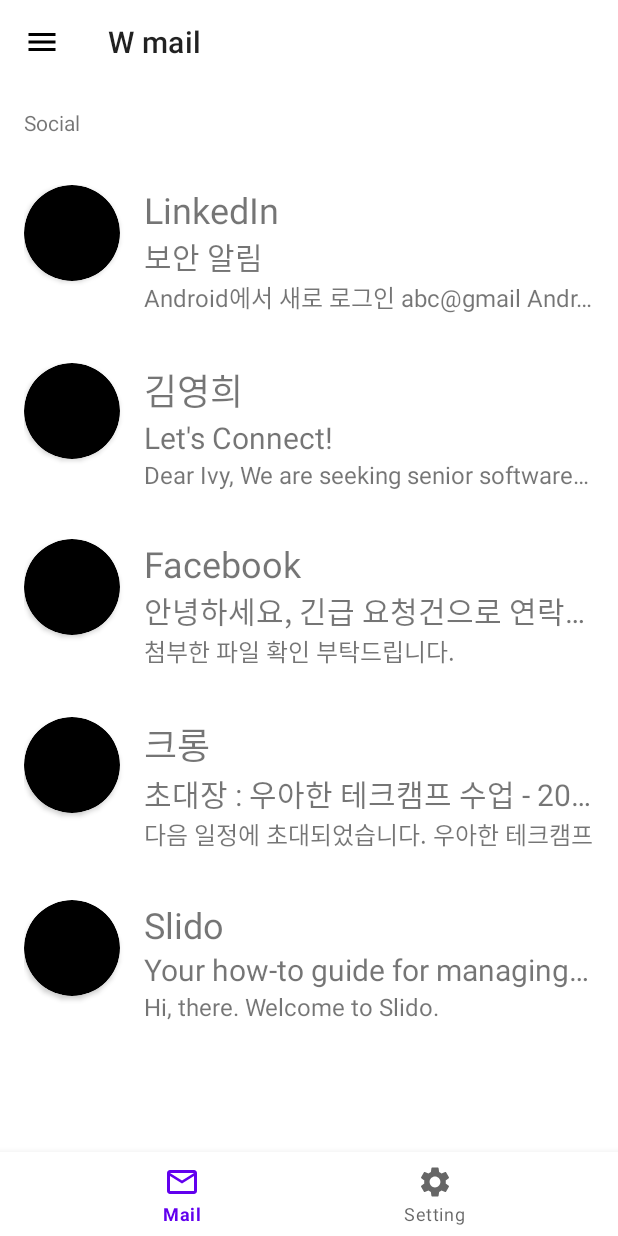
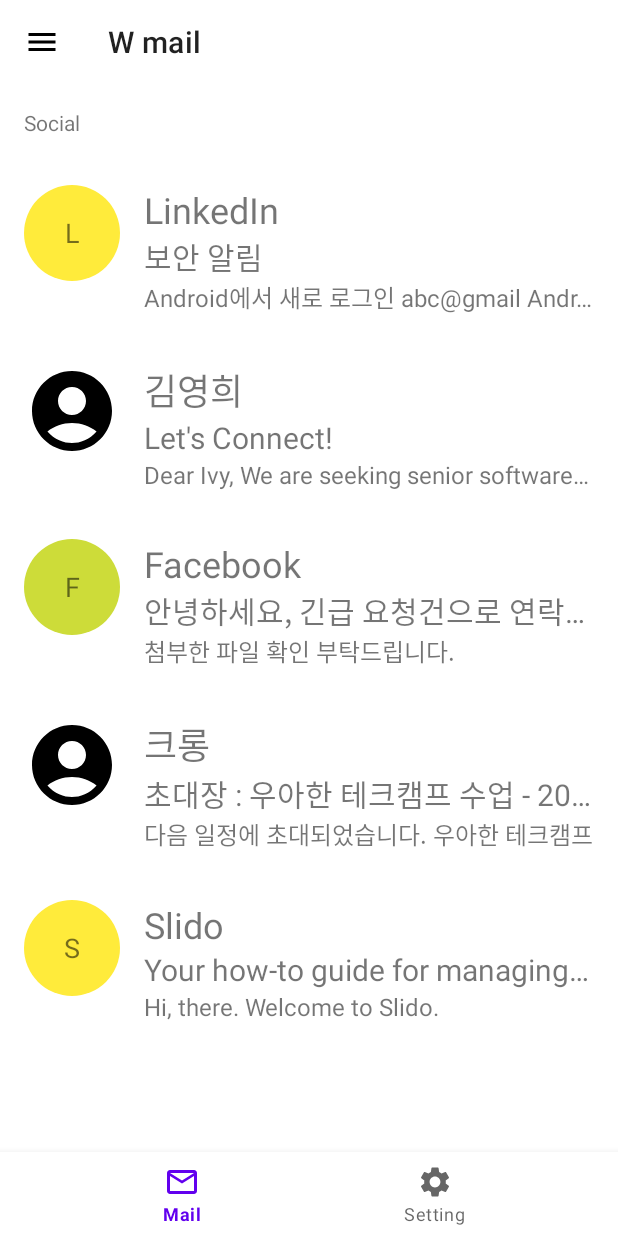
Before and after one commit to woowa-techcamp-2022/android-mail-07, an Android app: the screen it shows after launch (MainActivity), in the side drawer, after a tap on "Social", on a phone screen of 412 x 824 dp. Run offline under Robolectric (Android 15) with nearby library versions, the phone set to English and light mode, and no system bars; our stand-ins replace data binding.

Commit message:
#6 feat : add user icon

```diff
--- a/app/build.gradle
+++ b/app/build.gradle
@@ -1,6 +1,7 @@
 plugins {
     id 'com.android.application'
     id 'org.jetbrains.kotlin.android'
+    id 'kotlin-kapt'
 }
 
 android {
--- a/app/src/main/AndroidManifest.xml
+++ b/app/src/main/AndroidManifest.xml
@@ -15,7 +15,8 @@
         tools:targetApi="31">
         <activity
             android:name=".ui.login.LoginActivity"
-            android:exported="true">
+            android:exported="true"
+            android:windowSoftInputMode="adjustResize">
 
         </activity>
         <activity
--- a/app/src/main/java/com/example/woowamailapp/model/Mail.kt
+++ b/app/src/main/java/com/example/woowamailapp/model/Mail.kt
@@ -1,3 +1,11 @@
 package com.example.woowamailapp.model
 
-data class Mail(val id : Int,val from : String, val title : String, val content : String, val date: String,val type : Int)
+data class Mail(val id : Int,
+                val from : String,
+                val title : String,
+                val content : String,
+                val date: String,
+                val type : Int){
+    val firstEnglish : Boolean
+        get() = from.isNotBlank() && ((from.first() in 'A'..'Z') || (from.first() in 'a'..'z'))
+}
--- /dev/null
+++ b/app/src/main/java/com/example/woowamailapp/ui/adapter/BindingAdapter.kt
@@ -0,0 +1,49 @@
+package com.example.woowamailapp.ui.adapter
+
+import android.graphics.drawable.Drawable
+import android.graphics.drawable.GradientDrawable
+import android.graphics.drawable.ShapeDrawable
+import android.util.Log
+import android.view.View
+import androidx.appcompat.widget.AppCompatTextView
+import androidx.core.content.ContextCompat
+import androidx.databinding.BindingAdapter
+import com.example.woowamailapp.R
+
+object BindingAdapter {
+    @JvmStatic
+    @BindingAdapter("userImage")
+    fun setUserImage(textView : AppCompatTextView, resource : String) {
+        if (resource.isNotBlank() && ((resource.first() in 'A'..'Z') || (resource.first() in 'a'..'z')))
+            textView.apply {
+                this.text = resource.first().toString()
+                this.setBackgroundResource(R.drawable.background_circle)
+                setRandomColorCircle(textView, this.background, resource)
+                Log.d("userImageEnglish", resource)
+            }
+        else {
+            textView.setBackgroundResource(R.drawable.ic_baseline_account_circle_24)
+            textView.text = ""
+            Log.d("userImageNotEnglish",resource)
+
+        }
+    }
+    private fun setRandomColorCircle(view : View, drawable: Drawable,resource: String)  {
+        if(drawable is GradientDrawable) {
+            (drawable as GradientDrawable).setColor(
+                ContextCompat.getColor(
+                    view.context,
+                    when (resource.first().toInt() % 7) {
+                        0 -> R.color.user_back_1
+                        1 -> R.color.user_back_2
+                        2 -> R.color.user_back_3
+                        3 -> R.color.user_back_4
+                        4 -> R.color.user_back_5
+                        5 -> R.color.user_back_6
+                        else -> R.color.user_back_7
+                    }
+                )
+            )
+        }
+    }
+}
--- a/app/src/main/java/com/example/woowamailapp/ui/adapter/MailAdapter.kt
+++ b/app/src/main/java/com/example/woowamailapp/ui/adapter/MailAdapter.kt
@@ -1,10 +1,13 @@
 package com.example.woowamailapp.ui.adapter
 
+import android.content.res.ColorStateList
 import android.view.LayoutInflater
 import android.view.ViewGroup
+import androidx.core.content.ContextCompat
 import androidx.recyclerview.widget.DiffUtil
 import androidx.recyclerview.widget.ListAdapter
 import androidx.recyclerview.widget.RecyclerView
+import com.example.woowamailapp.R
 import com.example.woowamailapp.databinding.ItemMailBinding
 import com.example.woowamailapp.model.Mail
 
@@ -15,22 +18,6 @@ class MailAdapter : ListAdapter<Mail,MailAdapter.MailViewHolder>(MenuDiffCallbac
                 this.mail = item
                 executePendingBindings()
             }
-        }
-    }
-    private class MenuDiffCallback : DiffUtil.ItemCallback<Mail>() {
-
-        override fun areItemsTheSame(
-            oldItem: Mail,
-            newItem: Mail
-        ): Boolean {
-            return oldItem.id == newItem.id
-        }
-
-        override fun areContentsTheSame(
-            oldItem: Mail,
-            newItem: Mail
-        ): Boolean {
-            return oldItem.content == newItem.content
         }
     }
 
@@ -48,4 +35,22 @@ class MailAdapter : ListAdapter<Mail,MailAdapter.MailViewHolder>(MenuDiffCallbac
         val mail = getItem(position)
         holder.bind(mail)
     }
+
+    private class MenuDiffCallback : DiffUtil.ItemCallback<Mail>() {
+
+        override fun areItemsTheSame(
+            oldItem: Mail,
+            newItem: Mail
+        ): Boolean {
+            return oldItem.id == newItem.id
+        }
+
+        override fun areContentsTheSame(
+            oldItem: Mail,
+            newItem: Mail
+        ): Boolean {
+            return oldItem.title == newItem.title
+        }
+    }
+
 }
--- /dev/null
+++ b/app/src/main/res/drawable/background_circle.xml
@@ -0,0 +1,6 @@
+<?xml version="1.0" encoding="utf-8"?>
+<shape xmlns:android="http://schemas.android.com/apk/res/android"
+    android:shape="oval">
+    <solid
+        android:color="@color/purple_200"/>
+</shape>
--- /dev/null
+++ b/app/src/main/res/drawable/ic_baseline_account_circle_24.xml
@@ -0,0 +1,5 @@
+<vector android:height="24dp" android:tint="#000000"
+    android:viewportHeight="24" android:viewportWidth="24"
+    android:width="24dp" xmlns:android="http://schemas.android.com/apk/res/android">
+    <path android:fillColor="@android:color/white" android:pathData="M12,2C6.48,2 2,6.48 2,12s4.48,10 10,10s10,-4.48 10,-10S17.52,2 12,2zM12,6c1.93,0 3.5,1.57 3.5,3.5S13.93,13 12,13s-3.5,-1.57 -3.5,-3.5S10.07,6 12,6zM12,20c-2.03,0 -4.43,-0.82 -6.14,-2.88C7.55,15.8 9.68,15 12,15s4.45,0.8 6.14,2.12C16.43,19.18 14.03,20 12,20z"/>
+</vector>
--- a/app/src/main/res/layout/activity_login.xml
+++ b/app/src/main/res/layout/activity_login.xml
@@ -70,7 +70,7 @@
 
         </com.google.android.material.textfield.TextInputLayout>
 
-        <androidx.appcompat.widget.AppCompatButton
+        <Button
             android:id="@+id/bt_next"
             android:layout_width="wrap_content"
             android:layout_height="wrap_content"
--- a/app/src/main/res/layout/item_mail.xml
+++ b/app/src/main/res/layout/item_mail.xml
@@ -15,14 +15,17 @@
         android:layout_height="wrap_content"
         android:padding="@dimen/single_margin">
 
-        <androidx.cardview.widget.CardView
+        <androidx.appcompat.widget.AppCompatTextView
             android:id="@+id/cv_from"
             android:layout_width="@dimen/quadruple_margin"
             android:layout_height="@dimen/quadruple_margin"
-            app:cardBackgroundColor="@color/black"
-            app:cardCornerRadius="@dimen/double_margin"
+            app:userImage="@{mail.from}"
+            android:textSize="18sp"
+            android:gravity="center"
             app:layout_constraintStart_toStartOf="parent"
-            app:layout_constraintTop_toTopOf="parent" />
+            app:layout_constraintTop_toTopOf="parent">
+
+        </androidx.appcompat.widget.AppCompatTextView>
 
         <androidx.appcompat.widget.AppCompatTextView
             android:id="@+id/tv_from"
--- /dev/null
+++ b/app/src/main/res/values/attrs.xml
@@ -0,0 +1,6 @@
+<?xml version="1.0" encoding="utf-8"?>
+<resources>
+    <declare-styleable name="CircleTextView">
+        <attr name="isFirstEnglish" format="boolean"/>
+    </declare-styleable>
+</resources>
--- a/app/src/main/res/values/colors.xml
+++ b/app/src/main/res/values/colors.xml
@@ -7,4 +7,12 @@
     <color name="teal_700">#FF018786</color>
     <color name="black">#FF000000</color>
     <color name="white">#FFFFFFFF</color>
+
+    <color name="user_back_1">#CDDC39</color>
+    <color name="user_back_2">#FFC107</color>
+    <color name="user_back_3">#7DF0FF</color>
+    <color name="user_back_4">#CBAEFF</color>
+    <color name="user_back_5">#FB997A</color>
+    <color name="user_back_6">#FF99BE</color>
+    <color name="user_back_7">#FFEB3B</color>
 </resources>
--- a/app/src/main/res/values/themes.xml
+++ b/app/src/main/res/values/themes.xml
@@ -12,5 +12,6 @@
         <!-- Status bar color. -->
         <item name="android:statusBarColor" tools:targetApi="l">?attr/colorPrimaryVariant</item>
         <!-- Customize your theme here. -->
+
     </style>
 </resources>
```
